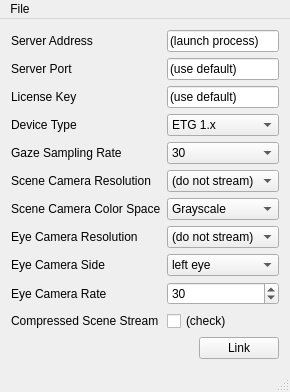
Before: the Qt Designer form Apps/SMI Eyetracker/iViewNG-SDK/mainwindow.ui in sccn/lsl_archived, drawn with Qt 5.
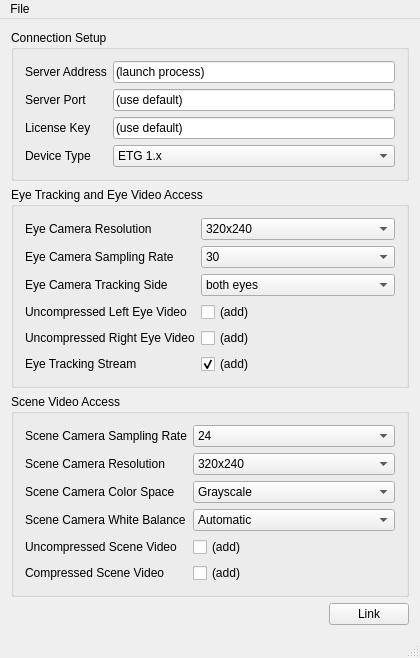
After: the same form once the commit is applied.

Commit message: Updated SMI iViewNG application (fixed a bug that capped video stream sampling rate), reorganized the GUI. Added a simple video receiver app.

The edit to the form file:
```diff
--- a/Apps/SMI Eyetracker/iViewNG-SDK/mainwindow.ui
+++ b/Apps/SMI Eyetracker/iViewNG-SDK/mainwindow.ui
@@ -6,8 +6,8 @@
    <rect>
     <x>0</x>
     <y>0</y>
-    <width>276</width>
-    <height>373</height>
+    <width>372</width>
+    <height>596</height>
    </rect>
   </property>
   <property name="windowTitle">
@@ -16,10 +16,24 @@
   <widget class="QWidget" name="centralWidget">
    <layout class="QVBoxLayout" name="verticalLayout">
     <item>
+     <spacer name="verticalSpacer">
+      <property name="orientation">
+       <enum>Qt::Vertical</enum>
+      </property>
+      <property name="sizeHint" stdset="0">
+       <size>
+        <width>20</width>
+        <height>4</height>
+       </size>
+      </property>
+     </spacer>
+    </item>
+    <item>
+     <widget class="QGroupBox" name="groupBox">
+      <property name="title">
+       <string>Connection Setup</string>
+      </property>
      <layout class="QFormLayout" name="formLayout">
-      <property name="fieldGrowthPolicy">
-       <enum>QFormLayout::AllNonFixedFieldsGrow</enum>
-      </property>
       <item row="0" column="0">
        <widget class="QLabel" name="label_4">
         <property name="text">
@@ -95,18 +109,196 @@
         </item>
        </widget>
       </item>
+      </layout>
+     </widget>
+    </item>
+    <item>
+     <widget class="QGroupBox" name="groupBox_3">
+      <property name="title">
+       <string>Eye Tracking and Eye Video Access</string>
+      </property>
+      <layout class="QFormLayout" name="formLayout_3">
+       <item row="0" column="0">
+        <widget class="QLabel" name="label_8">
+         <property name="text">
+          <string>Eye Camera Resolution</string>
+         </property>
+        </widget>
+       </item>
+       <item row="0" column="1">
+        <widget class="QComboBox" name="eyeResolution">
+         <property name="toolTip">
+          <string/>
+         </property>
+         <property name="currentIndex">
+          <number>0</number>
+         </property>
+         <item>
+          <property name="text">
+           <string>320x240</string>
+          </property>
+         </item>
+         <item>
+          <property name="text">
+           <string>640x480</string>
+          </property>
+         </item>
+         <item>
+          <property name="text">
+           <string>current setting</string>
+          </property>
+         </item>
+        </widget>
+       </item>
+       <item row="1" column="0">
+        <widget class="QLabel" name="label_10">
+         <property name="text">
+          <string>Eye Camera Sampling Rate</string>
+         </property>
+        </widget>
+       </item>
+       <item row="1" column="1">
+        <widget class="QComboBox" name="eyeSamplingRate">
+         <property name="currentIndex">
+          <number>1</number>
+         </property>
+         <item>
+          <property name="text">
+           <string>0</string>
+          </property>
+         </item>
+         <item>
+          <property name="text">
+           <string>30</string>
+          </property>
+         </item>
+         <item>
+          <property name="text">
+           <string>60</string>
+          </property>
+         </item>
+        </widget>
+       </item>
+       <item row="2" column="0">
+        <widget class="QLabel" name="label_9">
+         <property name="text">
+          <string>Eye Camera Tracking Side</string>
+         </property>
+        </widget>
+       </item>
+       <item row="2" column="1">
+        <widget class="QComboBox" name="eyeTrackSides">
+         <property name="toolTip">
+          <string>Tracking can be set to use only one eye if necessary.</string>
+         </property>
+         <property name="currentIndex">
+          <number>2</number>
+         </property>
+         <item>
+          <property name="text">
+           <string>left eye</string>
+          </property>
+         </item>
+         <item>
+          <property name="text">
+           <string>right eye</string>
+          </property>
+         </item>
+         <item>
+          <property name="text">
+           <string>both eyes</string>
+          </property>
+         </item>
+        </widget>
+       </item>
+       <item row="3" column="0">
+        <widget class="QLabel" name="label_14">
+         <property name="text">
+          <string>Uncompressed Left Eye Video</string>
+         </property>
+        </widget>
+       </item>
+       <item row="3" column="1">
+        <widget class="QCheckBox" name="addLeftEyeVideo">
+         <property name="toolTip">
+          <string>If checked, an uncompressed stream of the left eye camera will be included.</string>
+         </property>
+         <property name="text">
+          <string>(add)</string>
+         </property>
+        </widget>
+       </item>
       <item row="4" column="0">
+        <widget class="QLabel" name="label_15">
+         <property name="text">
+          <string>Uncompressed Right Eye Video</string>
+         </property>
+        </widget>
+       </item>
+       <item row="4" column="1">
+        <widget class="QCheckBox" name="addRightEyeVideo">
+         <property name="toolTip">
+          <string>If checked, an uncompressed stream of the right eye camera will be included.</string>
+         </property>
+         <property name="text">
+          <string>(add)</string>
+         </property>
+        </widget>
+       </item>
+       <item row="5" column="0">
+        <widget class="QLabel" name="label_12">
+         <property name="text">
+          <string>Eye Tracking Stream</string>
+         </property>
+        </widget>
+       </item>
+       <item row="5" column="1">
+        <widget class="QCheckBox" name="addGazeStream">
+         <property name="toolTip">
+          <string>If checked, a stream of deduced gaze parameters will be included.</string>
+         </property>
+         <property name="text">
+          <string>(add)</string>
+         </property>
+         <property name="checked">
+          <bool>true</bool>
+         </property>
+        </widget>
+       </item>
+      </layout>
+     </widget>
+    </item>
+    <item>
+     <widget class="QGroupBox" name="groupBox_2">
+      <property name="title">
+       <string>Scene Video Access</string>
+      </property>
+      <layout class="QFormLayout" name="formLayout_2">
+       <item row="0" column="0">
        <widget class="QLabel" name="label">
         <property name="text">
-         <string>Gaze Sampling Rate</string>
+          <string>Scene Camera Sampling Rate</string>
         </property>
        </widget>
       </item>
-      <item row="4" column="1">
-       <widget class="QComboBox" name="samplingRate">
+       <item row="0" column="1">
+        <widget class="QComboBox" name="sceneSamplingRate">
         <property name="toolTip">
-         <string>Higher sampling rates might run at lower resolution. Note that not all trackers may support higher sampling rates.</string>
-        </property>
+          <string>Note that not all sampling rates might be supported by your device. Also, note that higher sampling rates use more bandwidth.</string>
+         </property>
+         <property name="currentIndex">
+          <number>1</number>
+         </property>
+         <item>
+          <property name="text">
+           <string>0</string>
+          </property>
+         </item>
+         <item>
+          <property name="text">
+           <string>24</string>
+          </property>
+         </item>
         <item>
          <property name="text">
           <string>30</string>
@@ -117,30 +309,30 @@
           <string>60</string>
          </property>
         </item>
-       </widget>
-      </item>
-      <item row="5" column="0">
+         <item>
+          <property name="text">
+           <string>120</string>
+          </property>
+         </item>
+         <item>
+          <property name="text">
+           <string>240</string>
+          </property>
+         </item>
+        </widget>
+       </item>
+       <item row="1" column="0">
        <widget class="QLabel" name="label_6">
         <property name="text">
          <string>Scene Camera Resolution</string>
         </property>
        </widget>
       </item>
-      <item row="5" column="1">
+       <item row="1" column="1">
        <widget class="QComboBox" name="sceneResolution">
         <property name="toolTip">
-         <string>This stream is uncompressed -- do not record it to disk! On a low-bandwidth network, try to use the lowest possible resolution.</string>
-        </property>
-        <item>
-         <property name="text">
-          <string>(do not stream)</string>
-         </property>
-        </item>
-        <item>
-         <property name="text">
-          <string>160x120</string>
-         </property>
-        </item>
+          <string>Consider using a low resolution when including an uncompressed scene stream</string>
+         </property>
         <item>
          <property name="text">
           <string>320x240</string>
@@ -173,19 +365,19 @@
         </item>
         <item>
          <property name="text">
-          <string>1920x1080</string>
+           <string>current setting</string>
          </property>
         </item>
        </widget>
       </item>
-      <item row="6" column="0">
+       <item row="2" column="0">
        <widget class="QLabel" name="label_7">
         <property name="text">
          <string>Scene Camera Color Space</string>
         </property>
        </widget>
       </item>
-      <item row="6" column="1">
+       <item row="2" column="1">
        <widget class="QComboBox" name="sceneColorSpace">
         <property name="toolTip">
          <string>Use grayscale to conserve bandwidth.</string>
@@ -202,122 +394,86 @@
         </item>
        </widget>
       </item>
-      <item row="7" column="0">
-       <widget class="QLabel" name="label_8">
+       <item row="3" column="0">
+        <widget class="QLabel" name="label_16">
         <property name="text">
-         <string>Eye Camera Resolution</string>
+          <string>Scene Camera White Balance</string>
         </property>
        </widget>
       </item>
-      <item row="7" column="1">
-       <widget class="QComboBox" name="eyeResolution">
+       <item row="3" column="1">
+        <widget class="QComboBox" name="sceneWhiteBalance">
         <property name="toolTip">
-         <string>These streams are uncompressed -- do not record them to disk! On a low-bandwidth network, try to use the lowest possible resolution.</string>
+          <string/>
         </property>
         <item>
          <property name="text">
-          <string>(do not stream)</string>
+           <string>Automatic</string>
          </property>
         </item>
         <item>
          <property name="text">
-          <string>160x120</string>
+           <string>Outdoor Daylight</string>
          </property>
         </item>
         <item>
          <property name="text">
-          <string>320x240</string>
+           <string>Outdoor Cloudy</string>
          </property>
         </item>
         <item>
          <property name="text">
-          <string>400x300</string>
+           <string>Indoor Incandescent (Tungsten)</string>
          </property>
         </item>
         <item>
          <property name="text">
-          <string>640x480</string>
-         </property>
-        </item>
-       </widget>
-      </item>
-      <item row="8" column="0">
-       <widget class="QLabel" name="label_9">
+           <string>Indoor Fluorescent (White)</string>
+          </property>
+         </item>
+         <item>
+          <property name="text">
+           <string>Indoor Fluorescent (Daylight)</string>
+          </property>
+         </item>
+        </widget>
+       </item>
+       <item row="4" column="0">
+        <widget class="QLabel" name="label_13">
         <property name="text">
-         <string>Eye Camera Side</string>
+          <string>Uncompressed Scene Video</string>
         </property>
        </widget>
       </item>
-      <item row="8" column="1">
-       <widget class="QComboBox" name="eyeSides">
+       <item row="4" column="1">
+        <widget class="QCheckBox" name="addUncompressedSceneStream">
         <property name="toolTip">
-         <string>Select which of the eye streams you want to generate.</string>
-        </property>
-        <item>
+          <string>If checked, an uncompressed scene video stream will be generated -- do not record this stream to disk, as it is very high bandwidth.</string>
+         </property>
          <property name="text">
-          <string>left eye</string>
+          <string>(add)</string>
          </property>
-        </item>
-        <item>
-         <property name="text">
-          <string>right eye</string>
-         </property>
-        </item>
-        <item>
-         <property name="text">
-          <string>both eyes</string>
-         </property>
-        </item>
-       </widget>
-      </item>
-      <item row="9" column="0">
-       <widget class="QLabel" name="label_10">
+        </widget>
+       </item>
+       <item row="5" column="0">
+        <widget class="QLabel" name="label_11">
         <property name="text">
-         <string>Eye Camera Rate</string>
+          <string>Compressed Scene Video</string>
         </property>
        </widget>
       </item>
-      <item row="9" column="1">
-       <widget class="QSpinBox" name="eyeSamplingRate">
-        <property name="toolTip">
-         <string>Use a low sampling rate to conserve bandwidth</string>
-        </property>
-        <property name="value">
-         <number>30</number>
-        </property>
-       </widget>
-      </item>
-      <item row="10" column="1">
+       <item row="5" column="1">
        <widget class="QCheckBox" name="addCompressedSceneStream">
         <property name="toolTip">
          <string>If checked, a compressed scene-image stream will be generated that is mostly useful for recording to disk.</string>
         </property>
         <property name="text">
-         <string>(check)</string>
-        </property>
-       </widget>
-      </item>
-      <item row="10" column="0">
-       <widget class="QLabel" name="label_11">
-        <property name="text">
-         <string>Compressed Scene Stream</string>
+          <string>(add)</string>
         </property>
        </widget>
       </item>
      </layout>
-    </item>
-    <item>
-     <spacer name="verticalSpacer">
-      <property name="orientation">
-       <enum>Qt::Vertical</enum>
-      </property>
-      <property name="sizeHint" stdset="0">
-       <size>
-        <width>20</width>
-        <height>4</height>
-       </size>
-      </property>
-     </spacer>
+     </widget>
     </item>
     <item>
      <layout class="QHBoxLayout" name="horizontalLayout">
@@ -345,13 +501,16 @@
     </item>
    </layout>
    <zorder>verticalSpacer</zorder>
+   <zorder>groupBox</zorder>
+   <zorder>groupBox_2</zorder>
+   <zorder>groupBox_3</zorder>
   </widget>
   <widget class="QMenuBar" name="menuBar">
    <property name="geometry">
     <rect>
      <x>0</x>
      <y>0</y>
-     <width>276</width>
+     <width>372</width>
      <height>18</height>
     </rect>
    </property>
```
Lines whose indentation alone changed are shown as unchanged. The commit also changes 91 other files.
